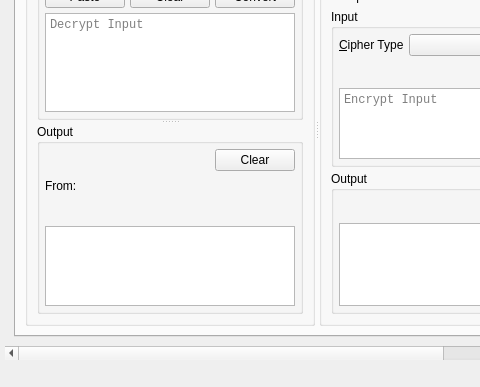
Qt form branches/trunk/UI/spot-on-rosetta.ui (textbrowser/spot-on) before a commit; both pictures show x 0 to 480 and y 163 to 550 of the 650 by 550 pixel window.
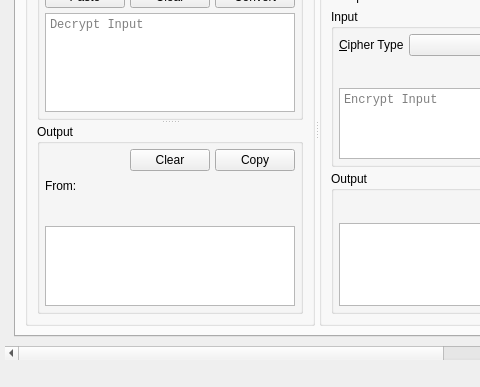
The same form after that commit. Icons and pictures are not drawn.

What changed in the file:
```diff
--- a/branches/trunk/UI/spot-on-rosetta.ui
+++ b/branches/trunk/UI/spot-on-rosetta.ui
@@ -260,6 +260,13 @@
                         </property>
                        </widget>
                       </item>
+                      <item>
+                       <widget class="QPushButton" name="copyDecrypt">
+                        <property name="text">
+                         <string>Copy</string>
+                        </property>
+                       </widget>
+                      </item>
                      </layout>
                     </item>
                     <item>
```
Left out of the diff: 17 changed lines with no effect on the pictures.
